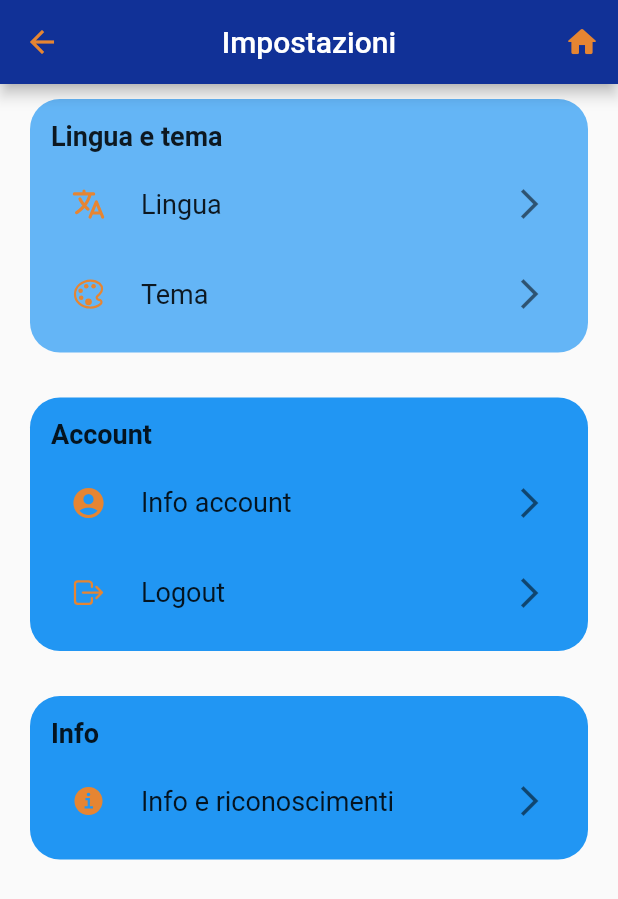
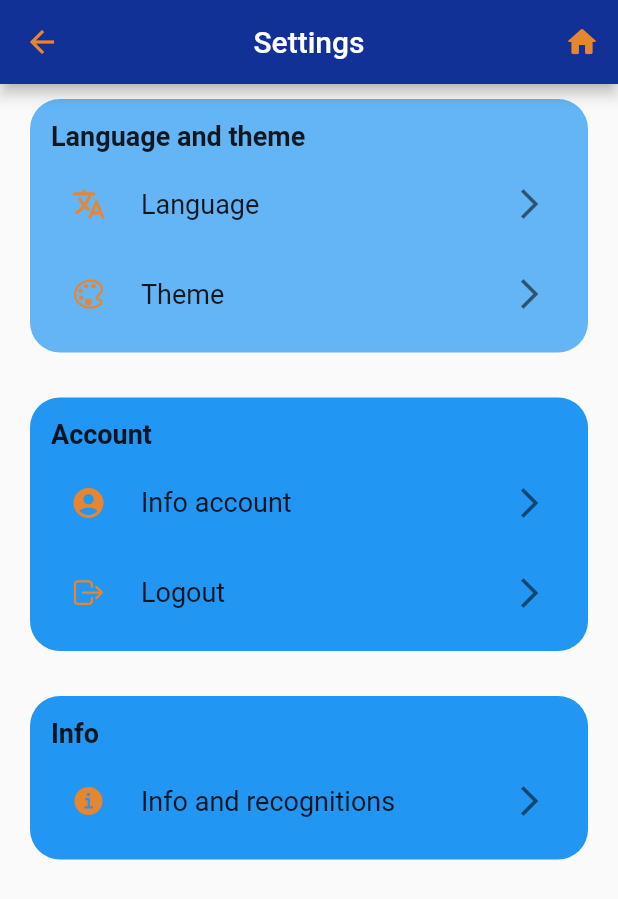
Before and after one commit to GaetanoRuggiero/EMAD2022_23-09, a Flutter app: the SettingsScreen screen opened directly, on a phone screen of 412 x 824 dp. Shown: the top 899 px of the screen. Run offline on Flutter 3.47's test engine with Material 2 defaults, Android fonts, the phone set to English and light mode, and no system bars; our stand-ins replace camera, font_awesome_flutter, google_maps_flutter, ionicons, shared_preferences; accounts and stored records are empty; generated files the repository leaves out were written again.

Commit message:
Modified settings ui and sidequest ui with dynamic strings

```diff
--- a/arts/lib/l10n/app_en.arb
+++ b/arts/lib/l10n/app_en.arb
@@ -7,5 +7,30 @@
   "connectionError": "Could not establish connection with server. Please retry or check your Internet connection.",
   "resultsNotFound": "No results found for: ",
   "city": "City",
-  "poiName": "Name"
+  "poiName": "Name",
+
+  "mission": "Missions",
+  "sideQuestAvailableEvents": "The following events are available:",
+  "sideQuestGoToUpper": "Go to ",
+  "sideQuestScan": "and scan it to receive ",
+  "sideQuestGoToLower": " go to",
+  "sideQuestEventProgess": "Current event: from ",
+  "articleToThe": " to the ",
+  "sideQuestEventCompleted": "Event completed!",
+
+  "settings": "Settings",
+  "languageAndTheme": "Language and theme",
+  "language": "Language",
+  "theme": "Theme",
+  "chooseTheTheme": "Choose the theme:",
+  "light": "Light",
+  "dark": "Dark",
+  "system": "System",
+  "account": "Account",
+  "infoAccount": "Info account",
+  "logout": "Logout",
+  "info": "Info",
+  "infoAndRecognitions": "Info and recognitions",
+
+  "selectLanguage": "Choose the language"
 }
--- a/arts/lib/ui/settings.dart
+++ b/arts/lib/ui/settings.dart
@@ -4,6 +4,7 @@ import 'package:flutter/material.dart';
 import 'package:ionicons/ionicons.dart';
 import 'package:provider/provider.dart';
 import '../utils/theme_model.dart';
+import 'package:flutter_gen/gen_l10n/app_localizations.dart';
 
 class SettingsScreen extends StatefulWidget {
   const SettingsScreen({Key? key}) : super(key: key);
@@ -46,7 +47,7 @@ class _SettingsScreenState extends State<SettingsScreen> {
           return Scaffold(
             appBar: AppBar(
               centerTitle: true,
-              title: const Text("Impostazioni"),
+              title: Text(AppLocalizations.of(context)!.settings),
               actions: <Widget>[
                 IconButton(onPressed: () {
                   Navigator.of(context).popUntil((route) => route.isFirst);
@@ -70,8 +71,8 @@ class _SettingsScreenState extends State<SettingsScreen> {
                           crossAxisAlignment: CrossAxisAlignment.start,
                           children: [
 
-                            const Text("Lingua e tema",
-                                style: TextStyle(
+                            Text(AppLocalizations.of(context)!.languageAndTheme,
+                                style: const TextStyle(
                                   fontWeight: FontWeight.bold,
                                   fontSize: 18,
                                 )
@@ -84,13 +85,13 @@ class _SettingsScreenState extends State<SettingsScreen> {
                                     onPressed: (){},
                                     icon: Icon(Icons.arrow_forward_ios, color: Theme.of(context).textTheme.headline1?.color)),
                                 icon: Ionicons.language,
-                                title: "Lingua"),
+                                title: AppLocalizations.of(context)!.language),
 
                             const SizedBox(height: 10),
 
                             SettingsTile(
                               icon: Ionicons.color_palette_outline,
-                              title: "Tema",
+                              title: AppLocalizations.of(context)!.theme,
                               actionButton: IconButton(
                                 icon: Icon(Icons.arrow_forward_ios, color: Theme.of(context).textTheme.headline1?.color),
                                 onPressed: () {
@@ -99,7 +100,7 @@ class _SettingsScreenState extends State<SettingsScreen> {
                                     builder: (BuildContext context) {
                                       return AlertDialog(
                                         shape: RoundedRectangleBorder(borderRadius: BorderRadius.circular(15)),
-                                        title: const Text('Scegli il tema: '),
+                                        title: Text(AppLocalizations.of(context)!.chooseTheTheme),
                                         content: StatefulBuilder(
                                             builder: (context, setState) {
                                               return Column(
@@ -107,7 +108,7 @@ class _SettingsScreenState extends State<SettingsScreen> {
                                                 children: [
 
                                                   ListTile(
-                                                    title: const Text('Chiaro'),
+                                                    title: Text(AppLocalizations.of(context)!.light),
                                                     leading: Radio<ThemeMode>(
                                                         value: ThemeMode.light,
                                                         groupValue: _filter,
@@ -121,7 +122,7 @@ class _SettingsScreenState extends State<SettingsScreen> {
                                                   ),
 
                                                   ListTile(
-                                                    title: const Text('Scuro'),
+                                                    title: Text(AppLocalizations.of(context)!.dark),
                                                     leading: Radio<ThemeMode>(
                                                         value: ThemeMode.dark,
                                                         groupValue: _filter,
@@ -135,7 +136,7 @@ class _SettingsScreenState extends State<SettingsScreen> {
                                                   ),
 
                                                   ListTile(
-                                                    title: const Text('Sistema'),
+                                                    title: Text(AppLocalizations.of(context)!.system),
                                                     leading: Radio<ThemeMode>(
                                                         value: ThemeMode.system,
                                                         groupValue: _filter,
@@ -174,8 +175,8 @@ class _SettingsScreenState extends State<SettingsScreen> {
                           crossAxisAlignment: CrossAxisAlignment.start,
                           children: [
 
-                            const Text("Account",
-                                style: TextStyle(
+                            Text(AppLocalizations.of(context)!.account,
+                                style: const TextStyle(
                                   fontWeight: FontWeight.bold,
                                   fontSize: 18,
                                 )
@@ -188,7 +189,7 @@ class _SettingsScreenState extends State<SettingsScreen> {
                                     onPressed: (){},
                                     icon: Icon(Icons.arrow_forward_ios, color: Theme.of(context).textTheme.headline1?.color)),
                                 icon: Icons.account_circle,
-                                title: "Info account"
+                                title: AppLocalizations.of(context)!.infoAccount
                             ),
 
                             const SizedBox(height: 10),
@@ -198,7 +199,7 @@ class _SettingsScreenState extends State<SettingsScreen> {
                                     onPressed: (){},
                                     icon: Icon(Icons.arrow_forward_ios, color: Theme.of(context).textTheme.headline1?.color)),
                                 icon: Ionicons.log_out_outline,
-                                title: "Logout"
+                                title: AppLocalizations.of(context)!.logout
                             ),
                           ],
                         ),
@@ -217,8 +218,8 @@ class _SettingsScreenState extends State<SettingsScreen> {
                           crossAxisAlignment: CrossAxisAlignment.start,
                           children: [
 
-                            const Text("Info",
-                                style: TextStyle(fontWeight: FontWeight.bold, fontSize: 18)
+                            Text(AppLocalizations.of(context)!.info,
+                                style: const TextStyle(fontWeight: FontWeight.bold, fontSize: 18)
                             ),
 
                             const SizedBox(height: 10),
@@ -228,7 +229,7 @@ class _SettingsScreenState extends State<SettingsScreen> {
                                     onPressed: (){},
                                     icon: Icon(Icons.arrow_forward_ios, color: Theme.of(context).textTheme.headline1?.color)),
                                 icon: Ionicons.information_circle_sharp,
-                                title: "Info e riconoscimenti"
+                                title: AppLocalizations.of(context)!.infoAndRecognitions
                             ),
                           ],
                         ),
```
Also changed, not shown: arts/lib/l10n/app_it.arb (+26 -1 lines), arts/lib/ui/sidequest.dart (+11 -9 lines).
